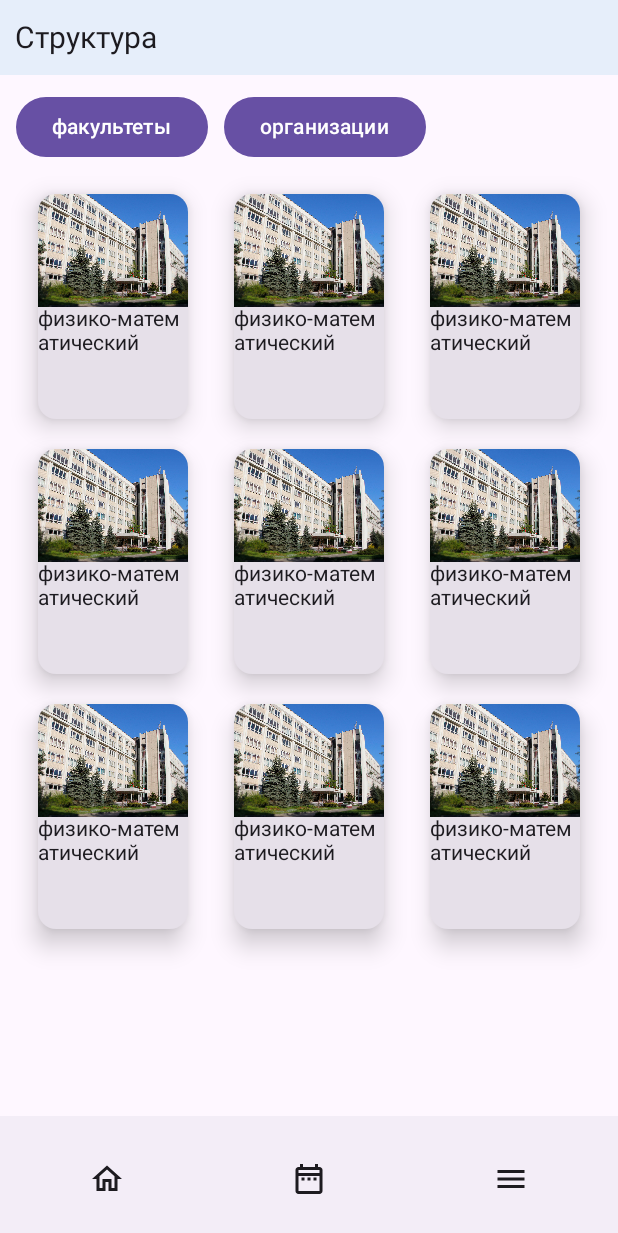
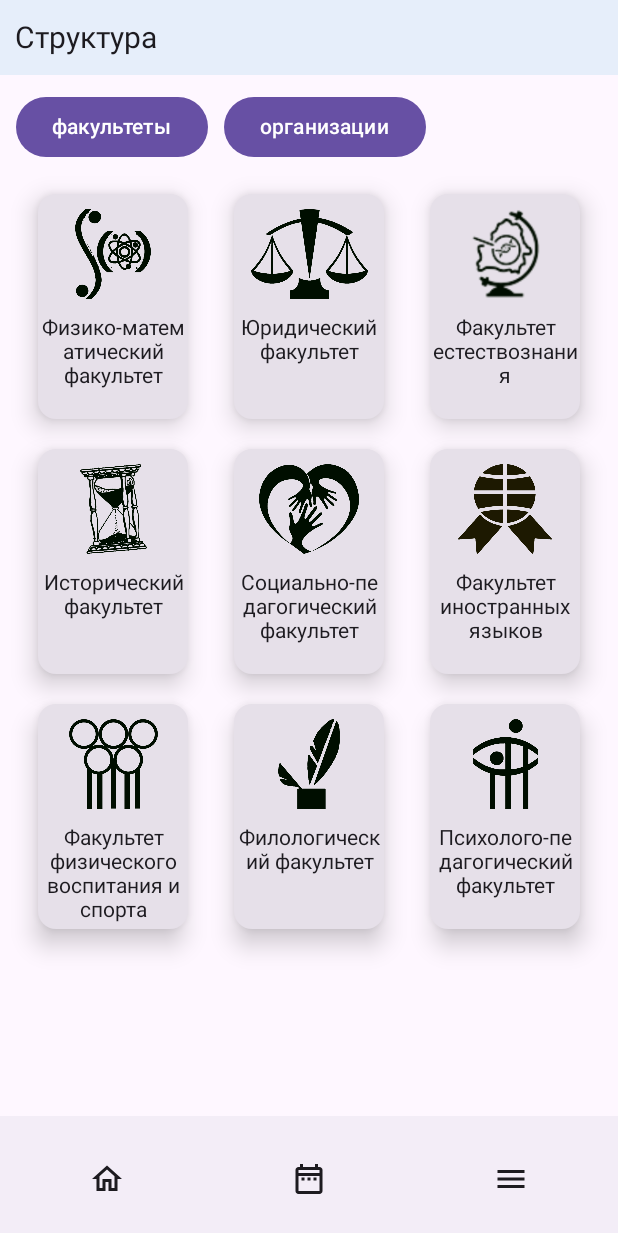
Before and after one commit to EvgeniyVerenich/My-BrSU, an Android app built with Jetpack Compose: the StructureActivity screen opened through its navigation route, on a phone screen of 412 x 824 dp. Shown: the top 1233 px of the screen. Run offline under Robolectric (Android 15) with nearby library versions, the phone set to English and light mode, and no system bars; our stand-ins replace Firebase (no records; nobody signed in at launch, a user with empty details on screens opened directly).

Commit message:
Create sqlite db and work with StructureActivity

```diff
--- a/app/src/main/java/by/brsucd/mybrsu/MainActivity.kt
+++ b/app/src/main/java/by/brsucd/mybrsu/MainActivity.kt
@@ -1,7 +1,11 @@
 package by.brsucd.mybrsu
 
 import android.annotation.SuppressLint
+import android.content.ContentValues
+import android.content.ContentValues.TAG
+import android.content.Context
 import android.os.Bundle
+import android.util.Log
 import androidx.activity.ComponentActivity
 import androidx.activity.compose.setContent
 import androidx.compose.foundation.Image
@@ -41,8 +45,10 @@ import androidx.compose.material3.TextButton
 import androidx.compose.material3.TextField
 import androidx.compose.runtime.Composable
 import androidx.compose.runtime.MovableContent
+import androidx.compose.runtime.getValue
 import androidx.compose.runtime.mutableStateOf
 import androidx.compose.runtime.remember
+import androidx.compose.runtime.setValue
 import androidx.compose.ui.Alignment
 import androidx.compose.ui.Modifier
 import androidx.compose.ui.draw.clip
@@ -56,6 +62,7 @@ import androidx.compose.ui.res.imageResource
 import androidx.compose.ui.res.painterResource
 import androidx.compose.ui.text.TextStyle
 import androidx.compose.ui.text.font.FontWeight
+import androidx.compose.ui.text.style.TextAlign
 import androidx.compose.ui.tooling.preview.Preview
 import androidx.compose.ui.unit.dp
 import androidx.compose.ui.unit.sp
@@ -65,7 +72,15 @@ import androidx.navigation.compose.NavHost
 import androidx.navigation.compose.composable
 import androidx.navigation.compose.rememberNavController
 import androidx.navigation.navArgument
+import by.brsucd.mybrsu.dbproperties.FeedReaderContract
+import by.brsucd.mybrsu.dbproperties.FeedReaderDbHelper
 import by.brsucd.mybrsu.dbproperties.FirebaseProp
+import com.google.firebase.Firebase
+import com.google.firebase.database.DataSnapshot
+import com.google.firebase.database.DatabaseError
+import com.google.firebase.database.DatabaseReference
+import com.google.firebase.database.ValueEventListener
+import com.google.firebase.database.database
 
 @ExperimentalMaterial3Api
 class MainActivity : ComponentActivity() {
@@ -532,13 +547,38 @@ fun StructureActivity(navController: NavController){
             )
         }
     ){
-        StructureItem()
+        StructureItem(navController)
+    }
+}
+
+@OptIn(ExperimentalMaterial3Api::class)
+@Composable
+fun InfoCard(mainText: String, imgId: Int, navController: NavController){
+    Card(
+        modifier = Modifier.size(100.dp, 150.dp),
+        elevation = CardDefaults.cardElevation(10.dp),
+        onClick = {
+            navController.navigate("topics/?title=$mainText&mainText=text&resource=structure")
+        }
+    ) {
+        Image(
+            modifier = Modifier
+                .fillMaxWidth()
+                .size(80.dp, 80.dp)
+                .padding(10.dp),
+            alignment = Alignment.Center,
+            painter = painterResource(id = imgId),
+            contentDescription = ""
+        )
+        Text(modifier = Modifier.padding(1.dp).fillMaxWidth(), text = mainText, style = TextStyle(textAlign = TextAlign.Center))
     }
 }
 
 @Composable
-@Preview(showBackground = true)
-fun StructureItem(){
+fun StructureItem(navController: NavController){
+    var showFaculties by remember {
+        mutableStateOf(true)
+    }
     Column(
         modifier = Modifier
             .fillMaxSize()
@@ -550,50 +590,24 @@ fun StructureItem(){
                 .padding(5.dp),
             horizontalArrangement = Arrangement.Start
         ) {
-            Button(onClick = { /*TODO*/ }, modifier = Modifier.padding(5.dp)) {
+            Button(onClick = { showFaculties = true }, modifier = Modifier.padding(5.dp)) {
                 Text(text = "факультеты")
             }
-            Button(onClick = { /*TODO*/ }, modifier = Modifier.padding(5.dp)) {
+            Button(onClick = { showFaculties = false}, modifier = Modifier.padding(5.dp)) {
                 Text(text = "организации")
             }
         }
         Column {
+            if (showFaculties){
                 Row(
                     modifier = Modifier
                         .fillMaxWidth()
                         .padding(10.dp),
                     horizontalArrangement = Arrangement.SpaceAround
                 ) {
-                Card(
-                    modifier = Modifier.size(100.dp, 150.dp),
-                    elevation = CardDefaults.cardElevation(10.dp)
-                ) {
-                    Image(
-                        painter = painterResource(id = R.drawable.univer2),
-                        contentDescription = ""
-                    )
-                    Text(text = "физико-математический")
-                }
-                Card(
-                    modifier = Modifier.size(100.dp, 150.dp),
-                    elevation = CardDefaults.cardElevation(10.dp)
-                ) {
-                    Image(
-                        painter = painterResource(id = R.drawable.univer2),
-                        contentDescription = ""
-                    )
-                    Text(text = "физико-математический")
-                }
-                Card(
-                    modifier = Modifier.size(100.dp, 150.dp),
-                    elevation = CardDefaults.cardElevation(10.dp)
-                ) {
-                    Image(
-                        painter = painterResource(id = R.drawable.univer2),
-                        contentDescription = ""
-                    )
-                    Text(text = "физико-математический")
-                }
+                    InfoCard(mainText = "Физико-математический факультет", imgId = R.drawable.physm, navController)
+                    InfoCard(mainText = "Юридический факультет", imgId = R.drawable.law, navController)
+                    InfoCard(mainText = "Факультет естествознания", imgId = R.drawable.natsci, navController)
                 }
                 Row(
                     modifier = Modifier
@@ -601,36 +615,9 @@ fun StructureItem(){
                         .padding(10.dp),
                     horizontalArrangement = Arrangement.SpaceAround
                 ) {
-                Card(
-                    modifier = Modifier.size(100.dp, 150.dp),
-                    elevation = CardDefaults.cardElevation(10.dp)
-                ) {
-                    Image(
-                        painter = painterResource(id = R.drawable.univer2),
-                        contentDescription = ""
-                    )
-                    Text(text = "физико-математический")
-                }
-                Card(
-                    modifier = Modifier.size(100.dp, 150.dp),
-                    elevation = CardDefaults.cardElevation(10.dp)
-                ) {
-                    Image(
-                        painter = painterResource(id = R.drawable.univer2),
-                        contentDescription = ""
-                    )
-                    Text(text = "физико-математический")
-                }
-                Card(
-                    modifier = Modifier.size(100.dp, 150.dp),
-                    elevation = CardDefaults.cardElevation(10.dp)
-                ) {
-                    Image(
-                        painter = painterResource(id = R.drawable.univer2),
-                        contentDescription = ""
-                    )
-                    Text(text = "физико-математический")
-                }
+                    InfoCard(mainText = "Исторический факультет", imgId = R.drawable.hist, navController)
+                    InfoCard(mainText = "Социально-педагогический факультет", imgId = R.drawable.socp, navController)
+                    InfoCard(mainText = "Факультет иностранных языков", imgId = R.drawable.language, navController)
                 }
                 Row(
                     modifier = Modifier
@@ -638,37 +625,23 @@ fun StructureItem(){
                         .padding(10.dp),
                     horizontalArrangement = Arrangement.SpaceAround
                 ) {
-                Card(
-                    modifier = Modifier.size(100.dp, 150.dp),
-                    elevation = CardDefaults.cardElevation(10.dp)
+                    InfoCard(mainText = "Факультет физического воспитания и спорта", imgId = R.drawable.sport, navController)
+                    InfoCard(mainText = "Филологический факультет", imgId = R.drawable.phil, navController)
+                    InfoCard(mainText = "Психолого-педагогический факультет", imgId = R.drawable.psychp, navController)
+                }
+            }else{
+                Row(
+                    modifier = Modifier
+                        .fillMaxWidth()
+                        .padding(10.dp),
+                    horizontalArrangement = Arrangement.SpaceAround
                 ) {
-                    Image(
-                        painter = painterResource(id = R.drawable.univer2),
-                        contentDescription = ""
-                    )
-                    Text(text = "физико-математический")
-                }
-                Card(
-                    modifier = Modifier.size(100.dp, 150.dp),
-                    elevation = CardDefaults.cardElevation(10.dp)
-                ) {
-                    Image(
-                        painter = painterResource(id = R.drawable.univer2),
-                        contentDescription = ""
-                    )
-                    Text(text = "физико-математический")
-                }
-                Card(
-                    modifier = Modifier.size(100.dp, 150.dp),
-                    elevation = CardDefaults.cardElevation(10.dp)
-                ) {
-                    Image(
-                        painter = painterResource(id = R.drawable.univer2),
-                        contentDescription = ""
-                    )
-                    Text(text = "физико-математический")
+                    InfoCard(mainText = "БРСМ", imgId = R.drawable.brsm, navController)
+                    InfoCard(mainText = "Студенческий профсоюз", imgId = R.drawable.studsoviet, navController)
+                    InfoCard(mainText = "Студенческий совет", imgId = R.drawable.studsoviet, navController)
                 }
             }
+
         }
     }
 }
--- a/app/src/main/java/by/brsucd/mybrsu/dbproperties/FeedReaderContract.kt
+++ b/app/src/main/java/by/brsucd/mybrsu/dbproperties/FeedReaderContract.kt
@@ -5,8 +5,6 @@ import android.provider.BaseColumns
 object FeedReaderContract {
 
     object FeedEntry : BaseColumns{
-        const val DB_NAME = "mybrsu.db"
-        const val DB_VERSION = 1
         const val FACULTY_STRUCTURE = "faculty_structure"
         const val ORG_STRUCTURE = "org_structure"
         const val FACULTY_STRUCTURE_COLUMN_NAME = "faculty_name"
@@ -14,12 +12,4 @@ object FeedReaderContract {
         const val ORG_STRUCTURE_COLUMN_NAME = "org_name"
         const val ORG_STRUCTURE_COLUMN_IMAGE = "image"
     }
-    private const val CREATE_DB_FACULTY_STRUCTURE = "CREATE TABLE ${FeedEntry.FACULTY_STRUCTURE} (" +
-            "${BaseColumns._ID} INTEGER PRIMARY KEY, " +
-            "${FeedEntry.FACULTY_STRUCTURE_COLUMN_NAME} TEXT, " +
-            "${FeedEntry.FACULTY_STRUCTURE_COLUMN_IMAGE} BLOB)"
-    private const val CREATE_DB_ORG_STRUCTURE = "CREATE TABLE ${FeedEntry.ORG_STRUCTURE} (" +
-            "${BaseColumns._ID} INTEGER PRIMARY KEY, " +
-            "${FeedEntry.ORG_STRUCTURE_COLUMN_NAME} TEXT, " +
-            "${FeedEntry.ORG_STRUCTURE_COLUMN_IMAGE} BLOB)"
 }
--- a/app/src/main/java/by/brsucd/mybrsu/dbproperties/FeedReaderDbHelper.kt
+++ b/app/src/main/java/by/brsucd/mybrsu/dbproperties/FeedReaderDbHelper.kt
@@ -3,13 +3,41 @@ package by.brsucd.mybrsu.dbproperties
 import android.content.Context
 import android.database.sqlite.SQLiteDatabase
 import android.database.sqlite.SQLiteOpenHelper
+import android.provider.BaseColumns
 
-class FeedReaderDbHelper(context: Context) : SQLiteOpenHelper(context, FeedReaderContract.FeedEntry.DB_NAME, null, FeedReaderContract.FeedEntry.DB_VERSION){
+private const val CREATE_DB_FACULTY_STRUCTURE = "CREATE TABLE ${FeedReaderContract.FeedEntry.FACULTY_STRUCTURE} (" +
+        "${BaseColumns._ID} INTEGER PRIMARY KEY, " +
+        "${FeedReaderContract.FeedEntry.FACULTY_STRUCTURE_COLUMN_NAME} TEXT, " +
+        "${FeedReaderContract.FeedEntry.FACULTY_STRUCTURE_COLUMN_IMAGE} BLOB)"
+
+private const val DELETE_DB_FACULTY_STRUCTURE = "DROP TABLE IF EXISTS ${FeedReaderContract.FeedEntry.FACULTY_STRUCTURE}"
+
+private const val CREATE_DB_ORG_STRUCTURE = "CREATE TABLE ${FeedReaderContract.FeedEntry.ORG_STRUCTURE} (" +
+        "${BaseColumns._ID} INTEGER PRIMARY KEY, " +
+        "${FeedReaderContract.FeedEntry.ORG_STRUCTURE_COLUMN_NAME} TEXT, " +
+        "${FeedReaderContract.FeedEntry.ORG_STRUCTURE_COLUMN_IMAGE} BLOB)"
+
+private const val DELETE_DB_ORG_STRUCTURE = "DROP TABLE IF EXISTS ${FeedReaderContract.FeedEntry.ORG_STRUCTURE}"
+
+class FeedReaderDbHelper(context: Context) : SQLiteOpenHelper(context, DB_NAME, null, DB_VERSION){
     override fun onCreate(db: SQLiteDatabase?) {
-
+        db?.execSQL(CREATE_DB_FACULTY_STRUCTURE)
+        db?.execSQL(CREATE_DB_ORG_STRUCTURE)
     }
 
-    override fun onUpgrade(p0: SQLiteDatabase?, p1: Int, p2: Int) {
-        TODO("Not yet implemented")
+    override fun onUpgrade(db: SQLiteDatabase?, oldVersion: Int, newVersion: Int) {
+        db?.execSQL(DELETE_DB_FACULTY_STRUCTURE)
+        db?.execSQL(DELETE_DB_ORG_STRUCTURE)
+        onCreate(db)
     }
+
+    override fun onDowngrade(db: SQLiteDatabase?, oldVersion: Int, newVersion: Int) {
+        onUpgrade(db, oldVersion, newVersion)
+    }
+
+    companion object{
+        const val DB_NAME = "mybrsu.db"
+        const val DB_VERSION = 1
+    }
+
 }
```
Also changed, not shown: app/src/main/mybrsu.db, app/src/main/res/drawable/b90f72cdd73d129c7138097bc3cfe4ec.jpg (deleted), app/src/main/res/drawable/brsm.png (added), app/src/main/res/drawable/hist.png (added), app/src/main/res/drawable/language.png (added), app/src/main/res/drawable/law.png (added), app/src/main/res/drawable/natsci.png (added), app/src/main/res/drawable/phil.png (added), app/src/main/res/drawable/physm.png (added), app/src/main/res/drawable/psychp.png (added), app/src/main/res/drawable/scale_1200.jpg (deleted), app/src/main/res/drawable/socp.png (added), app/src/main/res/drawable/sport.png (added), app/src/main/res/drawable/studsoviet.png (added), 1 other file. Lines whose indentation alone changed are shown as unchanged.
